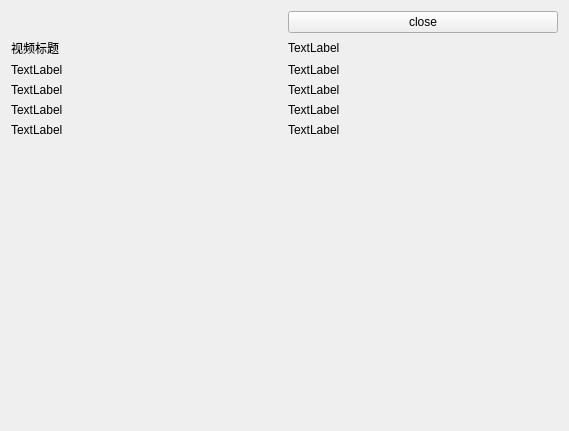
Above: sVanilla/src/ClientUi/VideoList/VideoDetailWidget.ui from WangPengZhan/sVanilla before the change. Below: the same form after it.
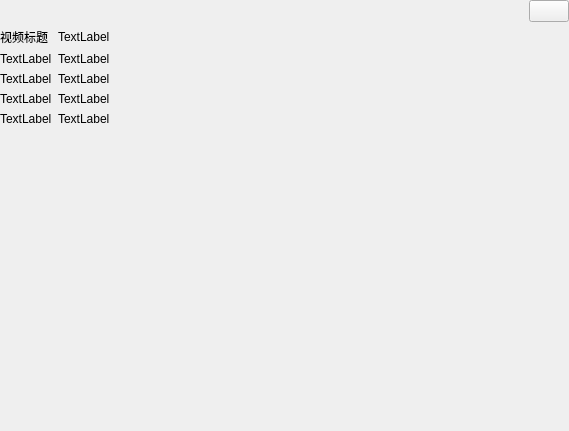
That is the form after the change.

Commit message: style(client): organize resource folders; fix the problem of layout dangling in UI files; add stylesheets to VideoList

```diff
--- a/sVanilla/src/ClientUi/VideoList/VideoDetailWidget.ui
+++ b/sVanilla/src/ClientUi/VideoList/VideoDetailWidget.ui
@@ -11,6 +11,18 @@
    </rect>
   </property>
   <layout class="QGridLayout" name="VideoDetailLayout">
+   <property name="leftMargin">
+    <number>0</number>
+   </property>
+   <property name="topMargin">
+    <number>0</number>
+   </property>
+   <property name="rightMargin">
+    <number>0</number>
+   </property>
+   <property name="bottomMargin">
+    <number>0</number>
+   </property>
    <item row="2" column="1">
     <widget class="QLabel" name="label_4">
      <property name="text">
@@ -74,22 +86,6 @@
      </property>
     </widget>
    </item>
-   <item row="0" column="1">
-    <widget class="QPushButton" name="DetailPanelCloseBtn">
-     <property name="sizePolicy">
-      <sizepolicy hsizetype="Minimum" vsizetype="Minimum">
-       <horstretch>0</horstretch>
-       <verstretch>0</verstretch>
-      </sizepolicy>
-     </property>
-     <property name="layoutDirection">
-      <enum>Qt::LeftToRight</enum>
-     </property>
-     <property name="text">
-      <string>close</string>
-     </property>
-    </widget>
-   </item>
    <item row="5" column="0">
     <widget class="QLabel" name="label_9">
      <property name="text">
@@ -110,6 +106,50 @@
      </property>
     </spacer>
    </item>
+   <item row="0" column="1">
+    <widget class="QWidget" name="widget" native="true">
+     <layout class="QHBoxLayout" name="horizontalLayout">
+      <property name="leftMargin">
+       <number>0</number>
+      </property>
+      <property name="topMargin">
+       <number>0</number>
+      </property>
+      <property name="rightMargin">
+       <number>0</number>
+      </property>
+      <property name="bottomMargin">
+       <number>0</number>
+      </property>
+      <item>
+       <spacer name="horizontalSpacer">
+        <property name="orientation">
+         <enum>Qt::Horizontal</enum>
+        </property>
+        <property name="sizeHint" stdset="0">
+         <size>
+          <width>40</width>
+          <height>20</height>
+         </size>
+        </property>
+       </spacer>
+      </item>
+      <item>
+       <widget class="QPushButton" name="DetailPanelCloseBtn">
+        <property name="sizePolicy">
+         <sizepolicy hsizetype="Minimum" vsizetype="Minimum">
+          <horstretch>0</horstretch>
+          <verstretch>0</verstretch>
+         </sizepolicy>
+        </property>
+        <property name="text">
+         <string/>
+        </property>
+       </widget>
+      </item>
+     </layout>
+    </widget>
+   </item>
   </layout>
  </widget>
  <layoutdefault spacing="6" margin="11"/>
```
Left out of the diff: 4 changed lines with no effect on the pictures. The commit also changes 50 other files.
